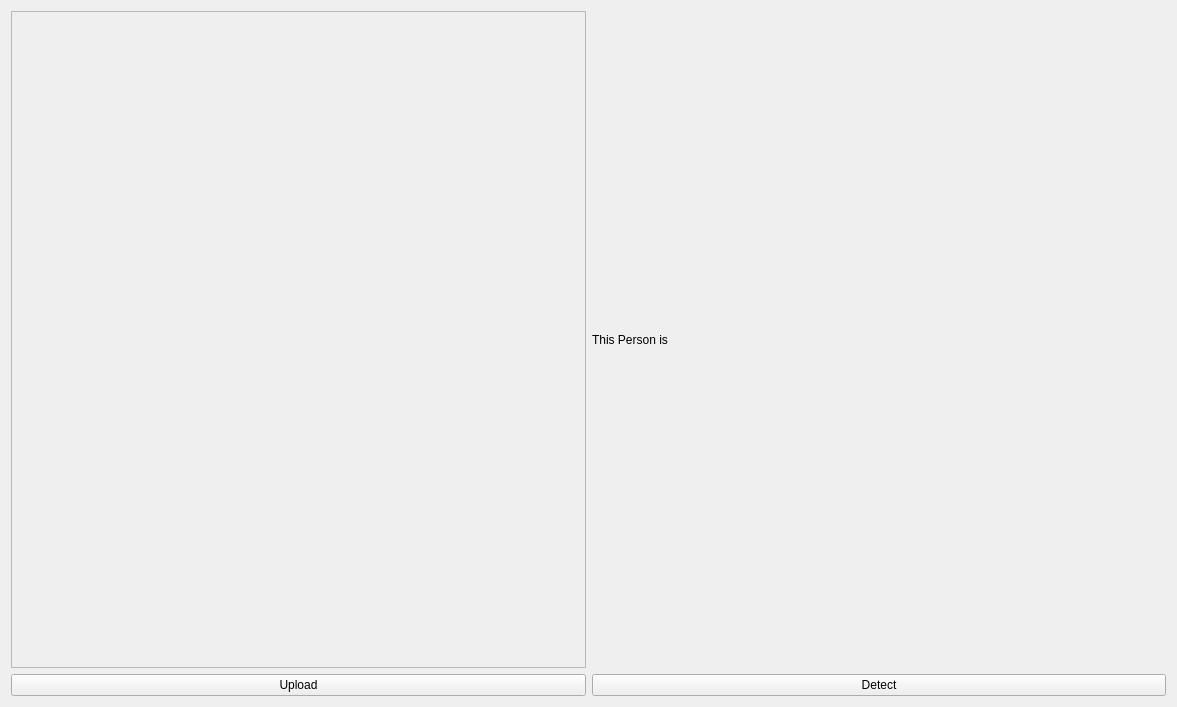
Qt form FaceRecognition/Views/faceprediction.ui (SBME2025-ComputerVision/Face-Recognition) before a commit.
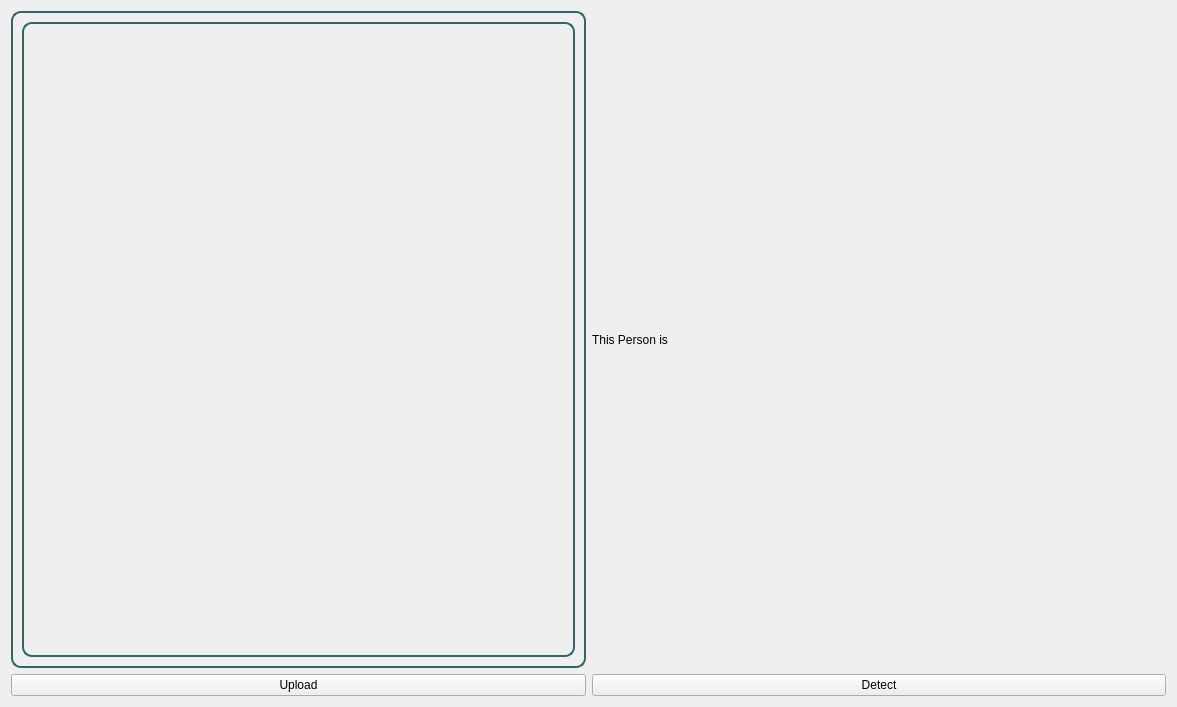
The same form after that commit.

Diff of the .ui file:
```diff
--- a/FaceRecognition/Views/faceprediction.ui
+++ b/FaceRecognition/Views/faceprediction.ui
@@ -18,25 +18,27 @@
     <layout class="QVBoxLayout" name="verticalLayout">
      <item>
       <widget class="QFrame" name="frame">
+       <property name="styleSheet">
+        <string notr="true">
+           border: 2px solid  #316669;
+          border-radius: 10px;
+      </string>
+       </property>
        <property name="frameShape">
         <enum>QFrame::StyledPanel</enum>
        </property>
        <property name="frameShadow">
         <enum>QFrame::Raised</enum>
        </property>
+       <layout class="QGridLayout" name="gridLayout_2">
+        <item row="0" column="0">
        <widget class="QLabel" name="inputLbl">
-        <property name="geometry">
-         <rect>
-          <x>10</x>
-          <y>20</y>
-          <width>551</width>
-          <height>621</height>
-         </rect>
-        </property>
         <property name="text">
          <string/>
         </property>
        </widget>
+        </item>
+       </layout>
       </widget>
      </item>
      <item>
```
Lines whose indentation alone changed are shown as unchanged.
